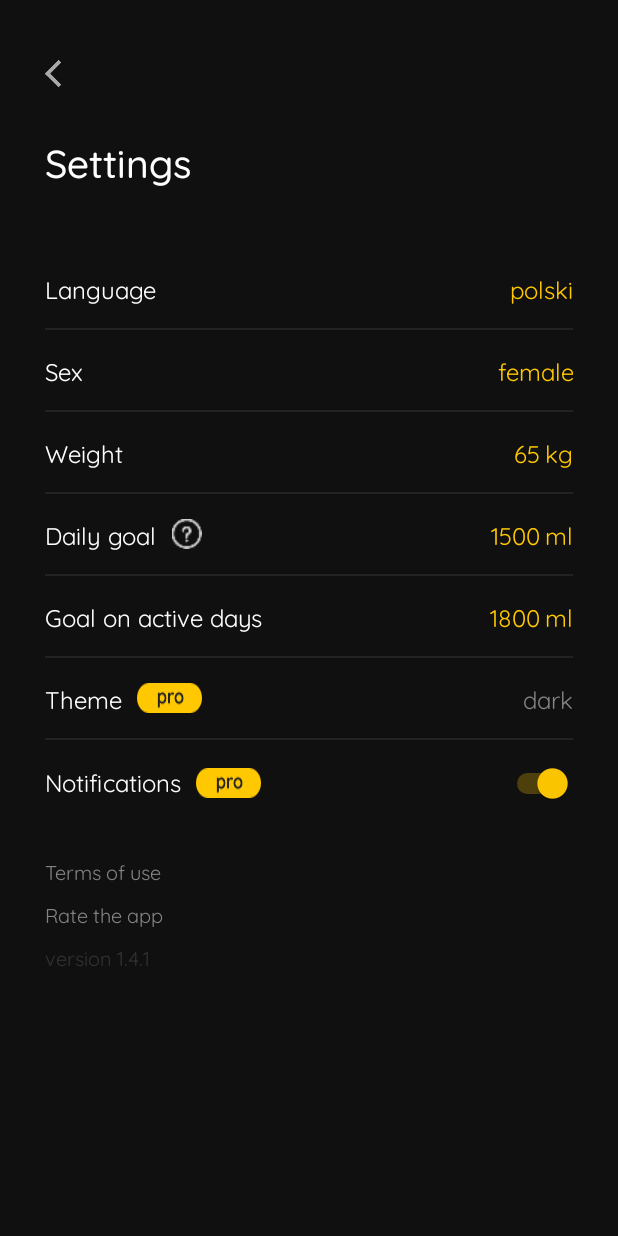
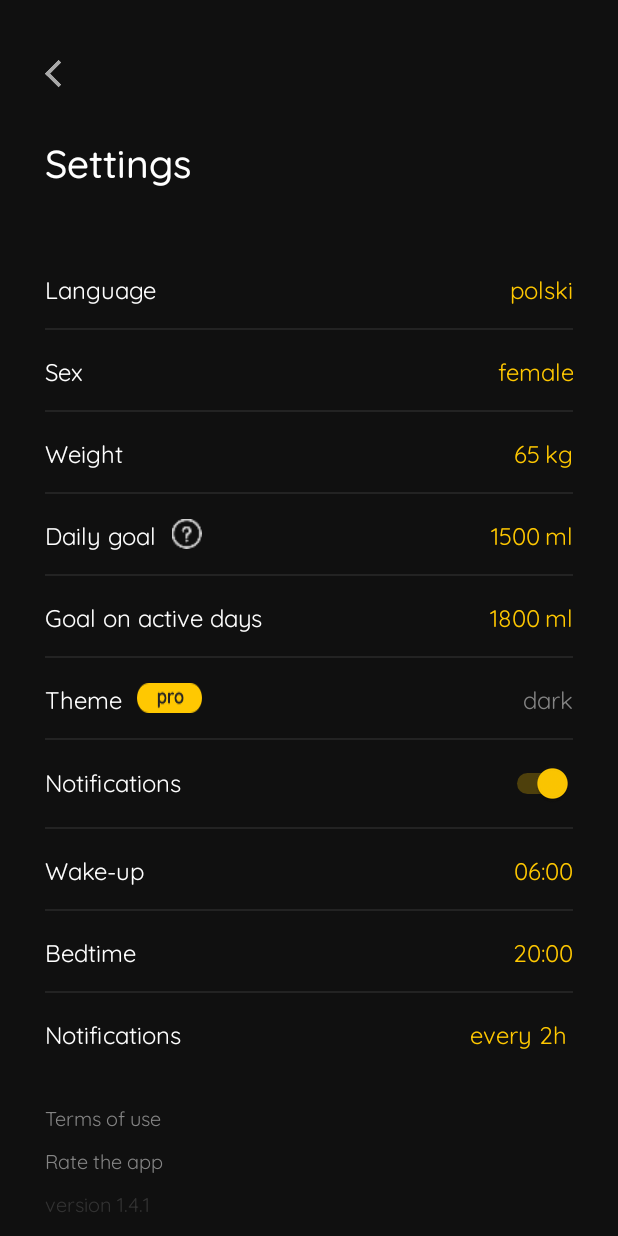
Before and after one commit to BartekP07/WateroFree_v1, an Android app: the SettingsActivity screen opened directly, with no data from a screen before it, after a tap on an icon or button, on a phone screen of 412 x 824 dp. Run offline under Robolectric (Android 15) with nearby library versions, the phone set to English and light mode, and no system bars; our stand-ins replace ButterKnife.

```diff
--- a/app/build.gradle
+++ b/app/build.gradle
@@ -46,8 +46,8 @@ dependencies {
     implementation 'androidx.legacy:legacy-support-v4:1.0.0'
 
     // BINDING LIBRARY
-    implementation 'com.jakewharton:butterknife:10.2.0'
-    annotationProcessor 'com.jakewharton:butterknife-compiler:10.2.0'
+    implementation 'com.jakewharton:butterknife:10.2.3'
+    annotationProcessor 'com.jakewharton:butterknife-compiler:10.2.3'
 
     // obsluga zapytań HTTP
     implementation 'com.squareup.retrofit2:retrofit:2.6.2'
--- a/app/src/main/java/app/watero/waterofree/application/drinksList/DrinksAdapter.java
+++ b/app/src/main/java/app/watero/waterofree/application/drinksList/DrinksAdapter.java
@@ -57,10 +57,7 @@ public class DrinksAdapter extends RecyclerView.Adapter<DrinksAdapter.DrinksView
             time = itemView.findViewById(R.id.time_drinked);
             drinkml = itemView.findViewById(R.id.drink_ml);
             drink_hydration = itemView.findViewById(R.id.drink_hydration);
-
             mainLayout = itemView.findViewById(R.id.mainLayout);
-
-
 
         }
     }
--- a/app/src/main/java/app/watero/waterofree/application/settings/SettingsActivity.java
+++ b/app/src/main/java/app/watero/waterofree/application/settings/SettingsActivity.java
@@ -358,10 +358,10 @@ public class SettingsActivity extends AppCompatActivity {
     public void onViewClicked() {
 
         if (switchBtn.isChecked()) {
-            //itemsGroup.setVisibility(View.VISIBLE);
+            itemsGroup.setVisibility(View.VISIBLE);
             //scheudleJob();
         } else {
-            // itemsGroup.setVisibility(View.GONE);
+            itemsGroup.setVisibility(View.GONE);
             //cancelJobs();
         }
     }
--- a/app/src/main/res/layout/activity_settings.xml
+++ b/app/src/main/res/layout/activity_settings.xml
@@ -468,6 +468,7 @@
                     android:layout_height="wrap_content"
                     android:layout_gravity="center"
                     android:layout_marginLeft="10dp"
+                    android:visibility="gone"
                     android:background="@drawable/pro_img"
                     android:padding="10dp" />
 
--- a/app/src/main/res/layout/history_data_activity.xml
+++ b/app/src/main/res/layout/history_data_activity.xml
@@ -64,10 +64,8 @@
         android:layout_marginBottom="20dp"
         app:layout_constraintBottom_toTopOf="@+id/adView"
         app:layout_constraintEnd_toEndOf="parent"
-        app:layout_constraintHorizontal_bias="0.0"
         app:layout_constraintStart_toStartOf="parent"
-        app:layout_constraintTop_toBottomOf="@+id/empty_data_textview"
-        app:layout_constraintVertical_bias="0.0" />
+        app:layout_constraintTop_toBottomOf="@+id/empty_data_textview" />
 
 
     <com.google.android.gms.ads.AdView
```
